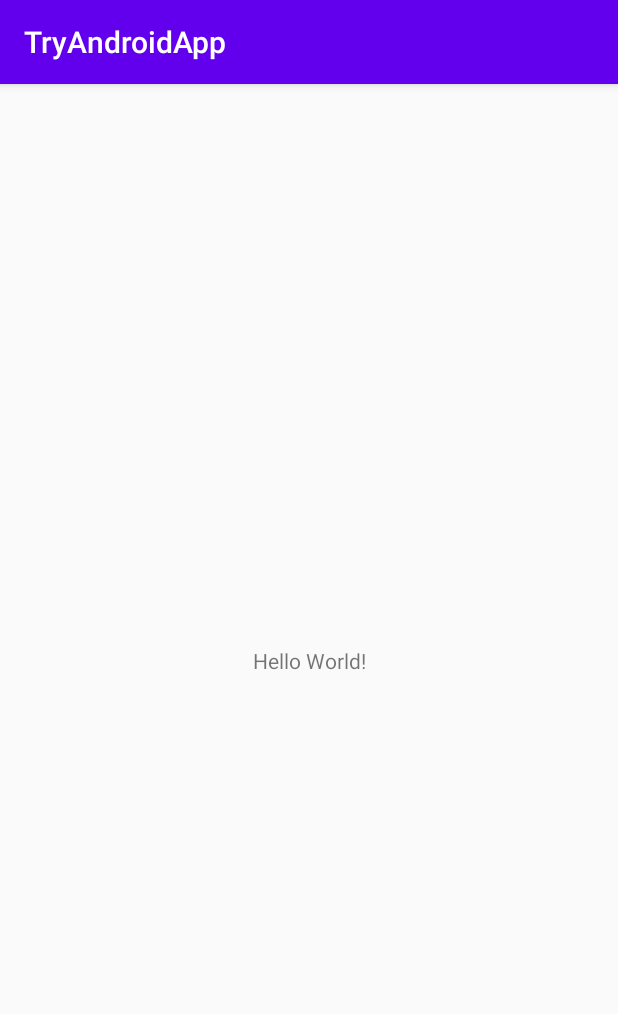
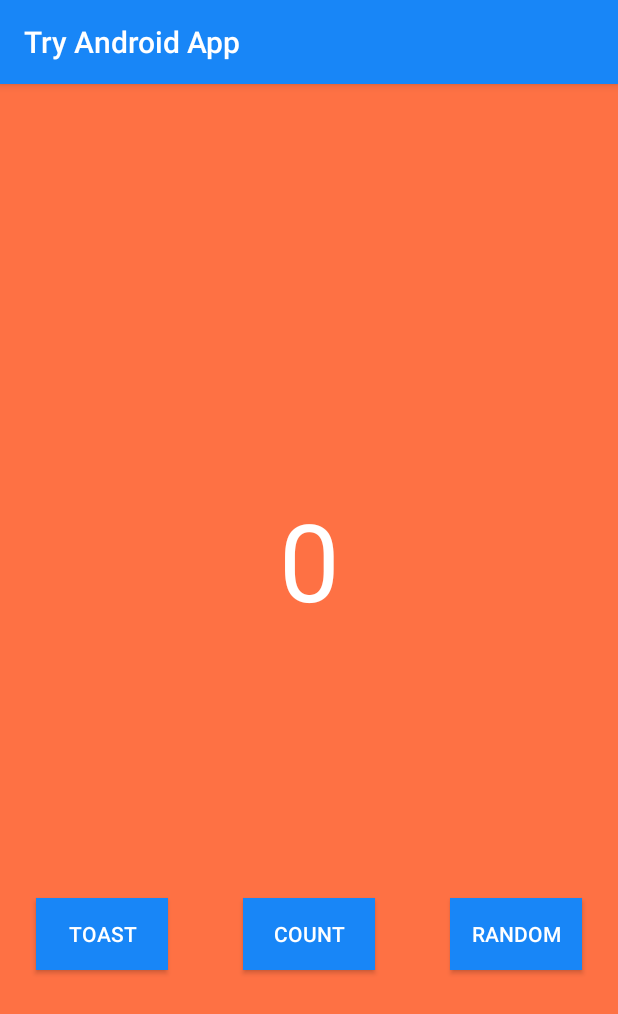
Before and after one commit to Sqvall/TryAndroidApp, an Android app: the screen it shows after launch (MainActivity), on a phone screen of 412 x 824 dp. Shown: the top 1014 px of the screen. Run offline under Robolectric (Android 15) with nearby library versions, the phone set to English and light mode, and no system bars.

Commit message:
complete simple counter and base styling trying

```diff
--- a/app/src/main/java/com/example/tryandroidapp/MainActivity.kt
+++ b/app/src/main/java/com/example/tryandroidapp/MainActivity.kt
@@ -2,10 +2,35 @@ package com.example.tryandroidapp
 
 import androidx.appcompat.app.AppCompatActivity
 import android.os.Bundle
+import android.view.View
+import android.widget.TextView
+import android.widget.Toast
 
 class MainActivity : AppCompatActivity() {
     override fun onCreate(savedInstanceState: Bundle?) {
         super.onCreate(savedInstanceState)
         setContentView(R.layout.activity_main)
     }
+
+    fun toastMe(view: View) {
+        val myToast = Toast.makeText(applicationContext, "Hello, Toast!", Toast.LENGTH_SHORT)
+        myToast.setMargin(0f, -0.2f)
+
+        myToast.show()
+    }
+
+    fun countMe(view: View) {
+        val textView: TextView = findViewById(R.id.textView)
+        var count: Int = textView.text.toString().toInt()
+        count++
+
+        textView.text = count.toString()
+    }
+
+    fun randomMe(view: View) {
+        val textView: TextView = findViewById(R.id.textView)
+        val count = (0..100).random()
+
+        textView.text = count.toString()
+    }
 }
--- a/app/src/main/res/layout/activity_main.xml
+++ b/app/src/main/res/layout/activity_main.xml
@@ -4,15 +4,63 @@
     xmlns:tools="http://schemas.android.com/tools"
     android:layout_width="match_parent"
     android:layout_height="match_parent"
+    android:background="@color/screenBackground"
     tools:context=".MainActivity">
 
     <TextView
+        android:id="@+id/textView"
         android:layout_width="wrap_content"
         android:layout_height="wrap_content"
-        android:text="Hello World!"
+        android:text="@string/counter_value"
+        android:textAlignment="center"
+        android:textAllCaps="false"
+        android:textAppearance="@style/TextAppearance.AppCompat.Large"
+        android:textColor="@android:color/white"
+        android:textSize="72sp"
+        android:typeface="sans"
+        app:layout_constraintVertical_bias="0.4"
         app:layout_constraintBottom_toBottomOf="parent"
         app:layout_constraintLeft_toLeftOf="parent"
         app:layout_constraintRight_toRightOf="parent"
         app:layout_constraintTop_toTopOf="parent" />
 
+    <Button
+        android:onClick="toastMe"
+        android:id="@+id/toastButton"
+        android:layout_width="wrap_content"
+        android:layout_height="wrap_content"
+        android:background="@color/buttonBackground"
+        android:textColor="@android:color/white"
+        android:layout_marginStart="24dp"
+        android:text="@string/toast"
+        app:layout_constraintBottom_toBottomOf="parent"
+        app:layout_constraintStart_toStartOf="parent"
+        app:layout_constraintTop_toBottomOf="@+id/textView" />
+
+    <Button
+        android:onClick="countMe"
+        android:id="@+id/countButton"
+        android:layout_width="wrap_content"
+        android:layout_height="wrap_content"
+        android:background="@color/buttonBackground"
+        android:textColor="@android:color/white"
+        android:text="@string/count"
+        app:layout_constraintBottom_toBottomOf="parent"
+        app:layout_constraintEnd_toStartOf="@+id/randomButton"
+        app:layout_constraintStart_toEndOf="@+id/toastButton"
+        app:layout_constraintTop_toBottomOf="@+id/textView" />
+
+    <Button
+        android:onClick="randomMe"
+        android:id="@+id/randomButton"
+        android:layout_width="wrap_content"
+        android:layout_height="wrap_content"
+        android:layout_marginEnd="24dp"
+        android:background="@color/buttonBackground"
+        android:textColor="@android:color/white"
+        android:text="@string/random"
+        app:layout_constraintBottom_toBottomOf="parent"
+        app:layout_constraintEnd_toEndOf="parent"
+        app:layout_constraintTop_toBottomOf="@+id/textView" />
+
 </androidx.constraintlayout.widget.ConstraintLayout>
--- a/app/src/main/res/values/colors.xml
+++ b/app/src/main/res/values/colors.xml
@@ -1,6 +1,8 @@
 <?xml version="1.0" encoding="utf-8"?>
 <resources>
-    <color name="colorPrimary">#6200EE</color>
-    <color name="colorPrimaryDark">#3700B3</color>
+    <color name="colorPrimary">#1886F7</color>
+    <color name="colorPrimaryDark">#1886F7</color>
     <color name="colorAccent">#03DAC5</color>
+    <color name="screenBackground">#C1FF450A</color>
+    <color name="buttonBackground">#1886F7</color>
 </resources>
--- a/app/src/main/res/values/strings.xml
+++ b/app/src/main/res/values/strings.xml
@@ -1,3 +1,7 @@
 <resources>
-    <string name="app_name">TryAndroidApp</string>
+    <string name="app_name">Try Android App</string>
+    <string name="counter_value">0</string>
+    <string name="toast">Toast</string>
+    <string name="count">Count</string>
+    <string name="random">Random</string>
 </resources>
```
